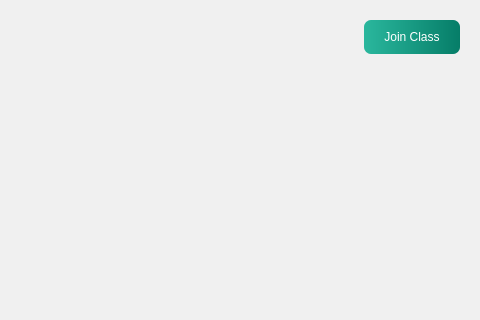
Before: the Qt Designer form ui/QTFiles/myClassesStudent.ui in fizzycoding/Attendance-Management-System--College, drawn with Qt 5; both pictures show x 391 to 871 and y 0 to 320 of the 871 by 562 pixel window.
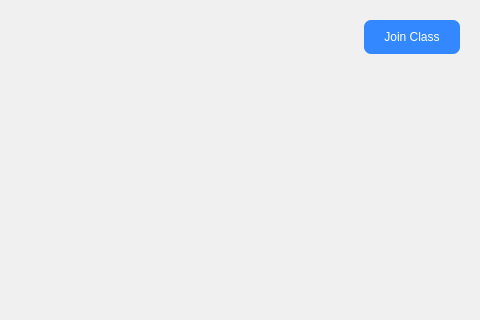
After: the same form once the commit is applied. Icons and pictures are not drawn.

Patch:
```diff
--- a/ui/QTFiles/myClassesStudent.ui
+++ b/ui/QTFiles/myClassesStudent.ui
@@ -65,11 +65,12 @@
          <cursorShape>PointingHandCursor</cursorShape>
         </property>
         <property name="styleSheet">
-         <string notr="true">color: #fff;
-background : qlineargradient(spread:pad, x1:0, y1:0, x2:1, y2:0, stop:0 rgb(42, 183, 157), stop:1 #067d68);;
+         <string notr="true">
+color: #fff;
+background : #3388FF;
 border: none;
 padding: 10px 20px;
-font: 800 14px &quot;Segoe UI&quot;;
+font: 600 14px &quot;Segoe UI&quot;;
 border-radius: 7px</string>
         </property>
         <property name="text">
```
Left out of the diff: 2 changed lines with no effect on the pictures.
